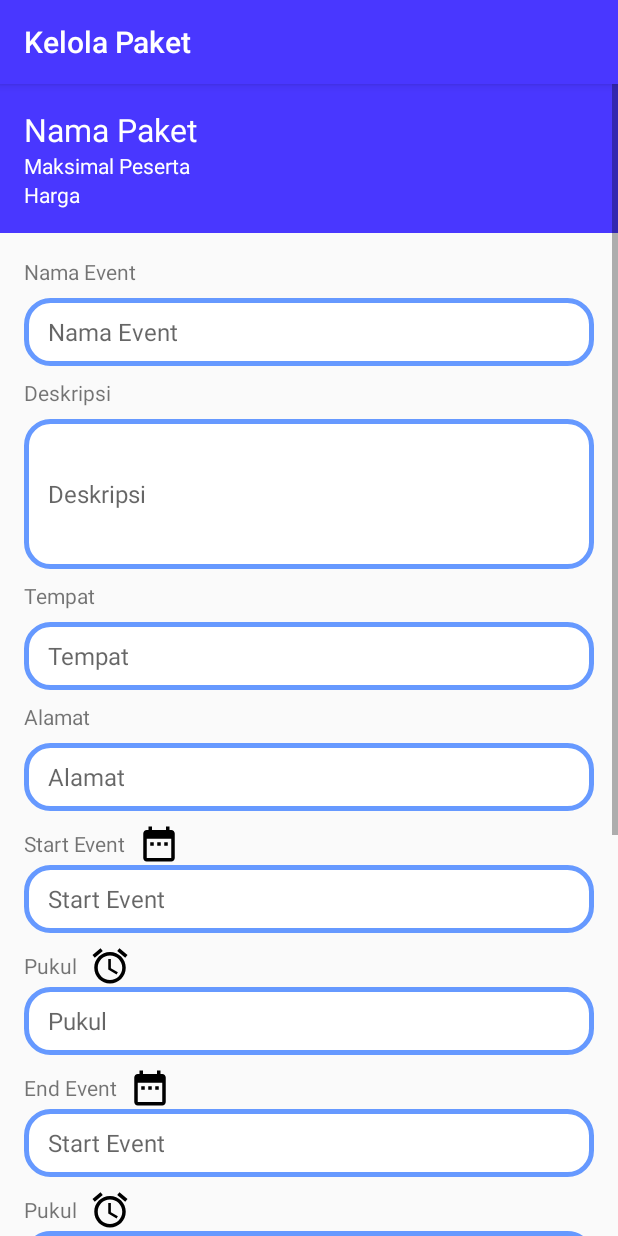
After one commit to anggastudent/digimicePanitia, an Android app: the KelolaPacket screen opened directly, with no data from a screen before it, on a phone screen of 412 x 824 dp. The commit adds this screen. Run offline under Robolectric (Android 15) with nearby library versions, the phone set to English and light mode, and no system bars; network calls fail.

Commit message:
membuat halaman kelola paket

```diff
--- a/app/src/main/java/com/example/digimiceconferent/Activity/DetailPacket.java
+++ b/app/src/main/java/com/example/digimiceconferent/Activity/DetailPacket.java
@@ -2,7 +2,9 @@ package com.example.digimiceconferent.Activity;
 
 import androidx.appcompat.app.AppCompatActivity;
 
+import android.content.Intent;
 import android.os.Bundle;
+import android.view.View;
 import android.widget.Button;
 import android.widget.TextView;
 
@@ -21,7 +23,8 @@ public class DetailPacket extends AppCompatActivity {
         setContentView(R.layout.activity_detail_packet);
 
         if (getSupportActionBar() != null) {
-            getSupportActionBar().setTitle("Detail Packet");
+            getSupportActionBar().setTitle("Detail Paket");
+            getSupportActionBar().setDisplayHomeAsUpEnabled(true);
         }
 
         tvEmail = findViewById(R.id.email_user_detail_packet);
@@ -42,5 +45,13 @@ public class DetailPacket extends AppCompatActivity {
             tvMaxParticipant.setText(eventPacket.getMax_participant());
             tvPricePacket.setText(eventPacket.getPrice());
         }
+
+        btKelolaPaket.setOnClickListener(new View.OnClickListener() {
+            @Override
+            public void onClick(View v) {
+                Intent intent = new Intent(DetailPacket.this, KelolaPacket.class);
+                startActivity(intent);
+            }
+        });
     }
 }
--- /dev/null
+++ b/app/src/main/java/com/example/digimiceconferent/Activity/KelolaPacket.java
@@ -0,0 +1,20 @@
+package com.example.digimiceconferent.Activity;
+
+import androidx.appcompat.app.AppCompatActivity;
+
+import android.os.Bundle;
+
+import com.example.digimiceconferent.R;
+
+public class KelolaPacket extends AppCompatActivity {
+
+    @Override
+    protected void onCreate(Bundle savedInstanceState) {
+        super.onCreate(savedInstanceState);
+        setContentView(R.layout.activity_kelola_packet);
+
+        if (getSupportActionBar() != null) {
+            getSupportActionBar().setTitle("Kelola Paket");
+        }
+    }
+}
--- a/app/src/main/java/com/example/digimiceconferent/Activity/Login.java
+++ b/app/src/main/java/com/example/digimiceconferent/Activity/Login.java
@@ -1,11 +1,15 @@
 package com.example.digimiceconferent.Activity;
 
 import androidx.appcompat.app.AppCompatActivity;
+
+import android.app.ProgressDialog;
 import android.content.Intent;
 import android.os.Bundle;
 import android.view.View;
 import android.widget.Button;
 import android.widget.EditText;
+import android.widget.LinearLayout;
+import android.widget.ProgressBar;
 import android.widget.Toast;
 
 import com.android.volley.Request;
@@ -26,12 +30,12 @@ public class Login extends AppCompatActivity {
     Button btnLogin;
     EditText email, password;
     SharedPrefManager sharedPrefManager;
-
+    LinearLayout loading;
     @Override
     protected void onCreate(Bundle savedInstanceState) {
         super.onCreate(savedInstanceState);
         setContentView(R.layout.activity_login);
-
+        loading = findViewById(R.id.loading_login);
         btnLogin = findViewById(R.id.bt_login);
         email = findViewById(R.id.et_email);
         password = findViewById(R.id.et_password);
@@ -51,6 +55,7 @@ public class Login extends AppCompatActivity {
         btnLogin.setOnClickListener(new View.OnClickListener() {
             @Override
             public void onClick(View v) {
+                loading.setVisibility(View.VISIBLE);
                 login();
             }
         });
@@ -63,6 +68,7 @@ public class Login extends AppCompatActivity {
         StringRequest stringRequest = new StringRequest(Request.Method.POST, url, new Response.Listener<String>() {
             @Override
             public void onResponse(String response) {
+                loading.setVisibility(View.GONE);
                 JSONObject data = null;
                 try {
 
@@ -106,6 +112,7 @@ public class Login extends AppCompatActivity {
         }, new Response.ErrorListener() {
             @Override
             public void onErrorResponse(VolleyError error) {
+                loading.setVisibility(View.GONE);
                 Toast.makeText(getApplicationContext(), error.toString(), Toast.LENGTH_SHORT).show();
             }
         }){
--- a/app/src/main/java/com/example/digimiceconferent/MainViewModel.java
+++ b/app/src/main/java/com/example/digimiceconferent/MainViewModel.java
@@ -173,6 +173,7 @@ public class MainViewModel extends ViewModel {
                     for (int i = 0; i < response.length(); i++) {
                         JSONObject data = response.getJSONObject(i);
                         EventPacket eventPacket = new EventPacket();
+                        eventPacket.setId(data.getString("id"));
                         eventPacket.setName_packet(data.getString("name"));
                         eventPacket.setMax_participant(data.getString("max_participant")+" Maksimal Peserta");
                         eventPacket.setPrice("Rp. "+data.getString("price"));
--- a/app/src/main/java/com/example/digimiceconferent/Model/EventPacket.java
+++ b/app/src/main/java/com/example/digimiceconferent/Model/EventPacket.java
@@ -4,17 +4,31 @@ import android.os.Parcel;
 import android.os.Parcelable;
 
 public class EventPacket implements Parcelable {
+    String id;
     String name_packet;
     String max_participant;
     String price;
 
-    public EventPacket() {
-    }
+
 
     protected EventPacket(Parcel in) {
+        id = in.readString();
         name_packet = in.readString();
         max_participant = in.readString();
         price = in.readString();
+    }
+
+    @Override
+    public void writeToParcel(Parcel dest, int flags) {
+        dest.writeString(id);
+        dest.writeString(name_packet);
+        dest.writeString(max_participant);
+        dest.writeString(price);
+    }
+
+    @Override
+    public int describeContents() {
+        return 0;
     }
 
     public static final Creator<EventPacket> CREATOR = new Creator<EventPacket>() {
@@ -28,6 +42,17 @@ public class EventPacket implements Parcelable {
             return new EventPacket[size];
         }
     };
+
+    public String getId() {
+        return id;
+    }
+
+    public void setId(String id) {
+        this.id = id;
+    }
+
+    public EventPacket() {
+    }
 
     public String getName_packet() {
         return name_packet;
@@ -53,15 +78,4 @@ public class EventPacket implements Parcelable {
         this.price = price;
     }
 
-    @Override
-    public int describeContents() {
-        return 0;
-    }
-
-    @Override
-    public void writeToParcel(Parcel dest, int flags) {
-        dest.writeString(name_packet);
-        dest.writeString(max_participant);
-        dest.writeString(price);
-    }
 }
--- /dev/null
+++ b/app/src/main/res/drawable/ic_access_alarm_black_24dp.xml
@@ -0,0 +1,9 @@
+<vector xmlns:android="http://schemas.android.com/apk/res/android"
+        android:width="24dp"
+        android:height="24dp"
+        android:viewportWidth="24.0"
+        android:viewportHeight="24.0">
+    <path
+        android:fillColor="#FF000000"
+        android:pathData="M22,5.72l-4.6,-3.86 -1.29,1.53 4.6,3.86L22,5.72zM7.88,3.39L6.6,1.86 2,5.71l1.29,1.53 4.59,-3.85zM12.5,8L11,8v6l4.75,2.85 0.75,-1.23 -4,-2.37L12.5,8zM12,4c-4.97,0 -9,4.03 -9,9s4.02,9 9,9c4.97,0 9,-4.03 9,-9s-4.03,-9 -9,-9zM12,20c-3.87,0 -7,-3.13 -7,-7s3.13,-7 7,-7 7,3.13 7,7 -3.13,7 -7,7z"/>
+</vector>
--- /dev/null
+++ b/app/src/main/res/drawable/ic_date_range_black_24dp.xml
@@ -0,0 +1,9 @@
+<vector xmlns:android="http://schemas.android.com/apk/res/android"
+        android:width="24dp"
+        android:height="24dp"
+        android:viewportWidth="24.0"
+        android:viewportHeight="24.0">
+    <path
+        android:fillColor="#FF000000"
+        android:pathData="M9,11L7,11v2h2v-2zM13,11h-2v2h2v-2zM17,11h-2v2h2v-2zM19,4h-1L18,2h-2v2L8,4L8,2L6,2v2L5,4c-1.11,0 -1.99,0.9 -1.99,2L3,20c0,1.1 0.89,2 2,2h14c1.1,0 2,-0.9 2,-2L21,6c0,-1.1 -0.9,-2 -2,-2zM19,20L5,20L5,9h14v11z"/>
+</vector>
--- /dev/null
+++ b/app/src/main/res/drawable/ic_image_black_24dp.xml
@@ -0,0 +1,9 @@
+<vector xmlns:android="http://schemas.android.com/apk/res/android"
+        android:width="24dp"
+        android:height="24dp"
+        android:viewportWidth="24.0"
+        android:viewportHeight="24.0">
+    <path
+        android:fillColor="#FF000000"
+        android:pathData="M21,19V5c0,-1.1 -0.9,-2 -2,-2H5c-1.1,0 -2,0.9 -2,2v14c0,1.1 0.9,2 2,2h14c1.1,0 2,-0.9 2,-2zM8.5,13.5l2.5,3.01L14.5,12l4.5,6H5l3.5,-4.5z"/>
+</vector>
--- /dev/null
+++ b/app/src/main/res/layout/activity_kelola_packet.xml
@@ -0,0 +1,309 @@
+<?xml version="1.0" encoding="utf-8"?>
+<ScrollView
+    xmlns:android="http://schemas.android.com/apk/res/android"
+    xmlns:app="http://schemas.android.com/apk/res-auto"
+    xmlns:tools="http://schemas.android.com/tools"
+    android:layout_width="match_parent"
+    android:layout_height="match_parent">
+
+    <LinearLayout
+    android:layout_width="match_parent"
+    android:layout_height="match_parent"
+    android:orientation="vertical"
+    tools:context=".Activity.KelolaPacket">
+
+        <LinearLayout
+            android:layout_width="match_parent"
+            android:layout_height="wrap_content"
+            android:background="@color/colorPrimary"
+            android:padding="16dp"
+            android:orientation="vertical">
+            <TextView
+                android:layout_width="match_parent"
+                android:layout_height="wrap_content"
+                android:textColor="@android:color/white"
+                android:textSize="21sp"
+                android:text="@string/name_packet"/>
+
+            <TextView
+                android:layout_width="match_parent"
+                android:textColor="@android:color/white"
+                android:layout_height="wrap_content"
+                android:text="@string/max_participant"/>
+            <TextView
+                android:textColor="@android:color/white"
+                android:layout_width="match_parent"
+                android:layout_height="wrap_content"
+                android:text="@string/price"/>
+        </LinearLayout>
+
+        <LinearLayout
+            android:layout_width="match_parent"
+            android:layout_height="wrap_content"
+            android:layout_margin="16dp"
+            android:orientation="vertical">
+            <TextView
+                android:layout_width="match_parent"
+                android:layout_height="wrap_content"
+                android:layout_marginBottom="8dp"
+                android:text="@string/nama_event"/>
+
+            <EditText
+                android:id="@+id/name_event_kelola"
+                android:layout_width="match_parent"
+                android:layout_height="45dp"
+                android:layout_marginBottom="8dp"
+                android:background="@drawable/border_form"
+                android:paddingLeft="16dp"
+                android:hint="@string/nama_event"
+                android:inputType="text"
+                android:textSize="16sp" />
+
+            <TextView
+                android:layout_width="match_parent"
+                android:layout_height="wrap_content"
+                android:layout_marginBottom="8dp"
+                android:text="@string/deskripsi"/>
+
+            <EditText
+                android:id="@+id/deskripsi_kelola"
+                android:layout_width="match_parent"
+                android:layout_height="100dp"
+                android:layout_marginBottom="8dp"
+                android:background="@drawable/border_form"
+                android:hint="@string/deskripsi"
+                android:inputType="textMultiLine"
+                android:paddingLeft="16dp"
+                android:scrollbars="vertical"
+                android:textSize="16sp" />
+
+            <TextView
+                android:layout_width="match_parent"
+                android:layout_height="wrap_content"
+                android:layout_marginBottom="8dp"
+                android:text="@string/tempat"/>
+
+            <EditText
+                android:id="@+id/tempat_event_kelola"
+                android:layout_width="match_parent"
+                android:layout_height="45dp"
+                android:layout_marginBottom="8dp"
+                android:background="@drawable/border_form"
+                android:paddingLeft="16dp"
+                android:hint="@string/tempat"
+                android:inputType="text"
+                android:textSize="16sp" />
+
+            <TextView
+                android:layout_width="match_parent"
+                android:layout_height="wrap_content"
+                android:layout_marginBottom="8dp"
+                android:text="@string/alamat"/>
+
+            <EditText
+                android:id="@+id/alamat_event_kelola"
+                android:layout_width="match_parent"
+                android:layout_height="45dp"
+                android:layout_marginBottom="8dp"
+                android:background="@drawable/border_form"
+                android:paddingLeft="16dp"
+                android:hint="@string/alamat"
+                android:inputType="text"
+                android:textSize="16sp" />
+
+            <LinearLayout
+                android:layout_width="match_parent"
+                android:layout_height="wrap_content"
+                android:orientation="horizontal">
+
+                <TextView
+                    android:layout_width="wrap_content"
+                    android:layout_height="wrap_content"
+                    android:layout_marginBottom="8dp"
+                    android:paddingRight="8dp"
+                    android:text="@string/start_event"/>
+                <Button
+                    android:id="@+id/bt_start_date"
+                    android:background="@drawable/ic_date_range_black_24dp"
+                    android:layout_width="28dp"
+                    android:layout_height="28dp"/>
+
+            </LinearLayout>
+
+            <EditText
+                android:id="@+id/start_event_kelola"
+                android:layout_width="match_parent"
+                android:layout_height="45dp"
+                android:layout_marginBottom="8dp"
+                android:background="@drawable/border_form"
+                android:paddingLeft="16dp"
+                android:hint="@string/start_event"
+                android:inputType="text"
+                android:textSize="16sp" />
+
+            <LinearLayout
+                android:layout_width="match_parent"
+                android:layout_height="wrap_content"
+                android:orientation="horizontal">
+
+                <TextView
+                    android:layout_width="wrap_content"
+                    android:layout_height="wrap_content"
+                    android:layout_marginBottom="8dp"
+                    android:paddingRight="8dp"
+                    android:text="@string/time"/>
+                <Button
+                    android:id="@+id/bt_start_time"
+                    android:background="@drawable/ic_access_alarm_black_24dp"
+                    android:layout_width="28dp"
+                    android:layout_height="28dp"/>
+
+            </LinearLayout>
+
+            <EditText
+                android:id="@+id/start_time_event_kelola"
+                android:layout_width="match_parent"
+                android:layout_height="45dp"
+                android:layout_marginBottom="8dp"
+                android:background="@drawable/border_form"
+                android:paddingLeft="16dp"
+                android:hint="@string/time"
+                android:inputType="text"
+                android:textSize="16sp" />
+
+            <LinearLayout
+                android:layout_width="match_parent"
+                android:layout_height="wrap_content"
+                android:orientation="horizontal">
+
+                <TextView
+                    android:layout_width="wrap_content"
+                    android:layout_height="wrap_content"
+                    android:layout_marginBottom="8dp"
+                    android:paddingRight="8dp"
+                    android:text="@string/end_event"/>
+                <Button
+                    android:id="@+id/bt_end_date"
+                    android:background="@drawable/ic_date_range_black_24dp"
+                    android:layout_width="28dp"
+                    android:layout_height="28dp"/>
+
+            </LinearLayout>
+
+            <EditText
+                android:id="@+id/end_event_kelola"
+                android:layout_width="match_parent"
+                android:layout_height="45dp"
+                android:layout_marginBottom="8dp"
+                android:background="@drawable/border_form"
+                android:paddingLeft="16dp"
+                android:hint="@string/start_event"
+                android:inputType="text"
+                android:textSize="16sp" />
+
+            <LinearLayout
+                android:layout_width="match_parent"
+                android:layout_height="wrap_content"
+                android:orientation="horizontal">
+
+                <TextView
+                    android:layout_width="wrap_content"
+                    android:layout_height="wrap_content"
+                    android:layout_marginBottom="8dp"
+                    android:paddingRight="8dp"
+                    android:text="@string/time"/>
+                <Button
+                    android:id="@+id/bt_end_time"
+                    android:background="@drawable/ic_access_alarm_black_24dp"
+                    android:layout_width="28dp"
+                    android:layout_height="28dp"/>
+
+            </LinearLayout>
+
+            <EditText
+                android:id="@+id/end_time_event_kelola"
+                android:layout_width="match_parent"
+                android:layout_height="45dp"
+                android:layout_marginBottom="8dp"
+                android:background="@drawable/border_form"
+                android:paddingLeft="16dp"
+                android:hint="@string/time"
+                android:inputType="text"
+                android:textSize="16sp" />
+
+            <TextView
+                android:layout_width="wrap_content"
+                android:layout_height="wrap_content"
+                android:layout_marginBottom="8dp"
+                android:paddingRight="8dp"
+                android:text="@string/jenis_absensi"/>
+
+            <Spinner
+                android:id="@+id/spinner_presensi"
+                android:layout_width="match_parent"
+                android:layout_height="45dp"
+                android:layout_marginBottom="8dp"
+                android:background="@drawable/border_form"
+                android:dropDownWidth="wrap_content"
+                android:padding="8dp"
+                android:entries="@array/presensi"
+                android:spinnerMode="dropdown" />
+
+            <TextView
+                android:layout_width="wrap_content"
+                android:layout_height="wrap_content"
+                android:layout_marginBottom="8dp"
+                android:paddingRight="8dp"
+                android:text="@string/banner"/>
+
+            <ImageButton
+                android:id="@+id/add_img_banner_event"
+                android:layout_width="wrap_content"
+                android:src="@drawable/ic_image_black_24dp"
+                android:layout_height="wrap_content"/>
+
+            <TextView
+                android:layout_width="wrap_content"
+                android:layout_height="wrap_content"
+                android:layout_marginBottom="8dp"
+                android:paddingRight="8dp"
+                android:text="@string/max_participant"/>
+
+            <TextView
+                android:id="@+id/max_participant_kelola"
+                android:layout_width="wrap_content"
+                android:layout_height="wrap_content"
+                android:layout_marginBottom="8dp"
+                android:paddingRight="8dp"
+                android:textSize="21sp"
+                android:text="@string/max_participant"/>
+
+            <TextView
+                android:layout_width="match_parent"
+                android:layout_height="wrap_content"
+                android:layout_marginBottom="8dp"
+                android:text="@string/price"/>
+
+            <EditText
+                android:id="@+id/price_event_kelola"
+                android:layout_width="match_parent"
+                android:layout_height="45dp"
+                android:layout_marginBottom="8dp"
+                android:background="@drawable/border_form"
+                android:paddingLeft="16dp"
+                android:hint="@string/price"
+                android:inputType="text"
+                android:textSize="16sp" />
+
+            <Button
+                android:id="@+id/bt_pilih_paket"
+                android:layout_width="match_parent"
+                android:layout_height="wrap_content"
+                android:background="@drawable/border_radius"
+                android:backgroundTint="@color/colorButton"
+                android:textColor="@android:color/white"
+                android:text="@string/choose_packet"/>
+
+        </LinearLayout>
+    </LinearLayout>
+</ScrollView>
--- a/app/src/main/res/layout/activity_login.xml
+++ b/app/src/main/res/layout/activity_login.xml
@@ -5,7 +5,7 @@
     xmlns:tools="http://schemas.android.com/tools"
     android:layout_width="match_parent"
     android:layout_height="match_parent"
-    android:background="#3F51B5">
+    android:background="@color/colorBackgroundBiru">
 
     <androidx.constraintlayout.widget.ConstraintLayout
         android:layout_width="match_parent"
@@ -86,6 +86,7 @@
             app:layout_constraintTop_toBottomOf="@+id/et_password" />
 
         <Button
+            android:id="@+id/button"
             android:layout_width="0dp"
             android:layout_height="wrap_content"
             android:layout_marginTop="8dp"
@@ -112,5 +113,31 @@
             app:layout_constraintStart_toStartOf="@+id/bt_login"
             app:layout_constraintTop_toBottomOf="@+id/bt_login" />
 
+        <LinearLayout
+            android:id="@+id/loading_login"
+            android:layout_width="match_parent"
+            android:layout_height="wrap_content"
+            android:orientation="horizontal"
+            android:layout_marginLeft="32dp"
+            android:paddingTop="16dp"
+            android:paddingBottom="16dp"
+            android:visibility="gone"
+            android:gravity="center"
+            android:background="@android:color/white"
+            android:layout_marginRight="32dp"
+            app:layout_constraintBottom_toBottomOf="@+id/button"
+            app:layout_constraintTop_toTopOf="parent">
+
+            <ProgressBar
+                android:paddingRight="16dp"
+                android:layout_width="wrap_content"
+                android:layout_height="wrap_content"/>
+            <TextView
+                android:layout_width="wrap_content"
+                android:textSize="24sp"
+                android:layout_height="wrap_content"
+                android:text="@string/loading"/>
+        </LinearLayout>
+
     </androidx.constraintlayout.widget.ConstraintLayout>
 </ScrollView>
--- a/app/src/main/res/values/colors.xml
+++ b/app/src/main/res/values/colors.xml
@@ -5,4 +5,5 @@
     <color name="colorAccent">#D81B60</color>
     <color name="colorBabyBlue">#6699FF</color>
     <color name="colorButton">#2e2969</color>
+    <color name="colorBackgroundBiru">#3F51B5</color>
 </resources>
--- a/app/src/main/res/values/strings.xml
+++ b/app/src/main/res/values/strings.xml
@@ -22,6 +22,22 @@
     <string name="max_participant">Maksimal Peserta</string>
     <string name="price">Harga</string>
     <string name="kelola_paket">Kelola Paket</string>
+    <string name="loading">Loading...</string>
+    <string name="deskripsi">Deskripsi</string>
+    <string name="tempat">Tempat</string>
+    <string name="alamat">Alamat</string>
+    <string name="start">start</string>
+    <string name="start_event">Start Event</string>
+    <string name="time">Pukul</string>
+    <string name="end_event">End Event</string>
+    <string name="jenis_absensi">Jenis Absensi</string>
+    <string name="banner">Banner</string>
+    <string name="choose_packet">Pilih Paket</string>
+
+    <string-array name="presensi">
+        <item>Bebas</item>
+        <item>Berdasarkan Sesi</item>
+    </string-array>
 
     <!-- TODO: Remove or change this placeholder text -->
 </resources>
```
Also changed, not shown: app/src/main/AndroidManifest.xml (+8 -4 lines).
